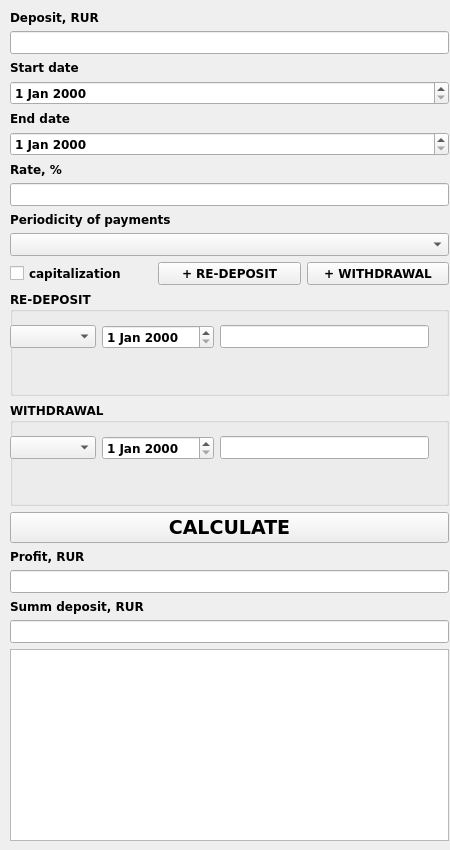
Old version of the form src/debit.ui in the repository antinlay/CPP3_SmartCalc_v2.0-1.
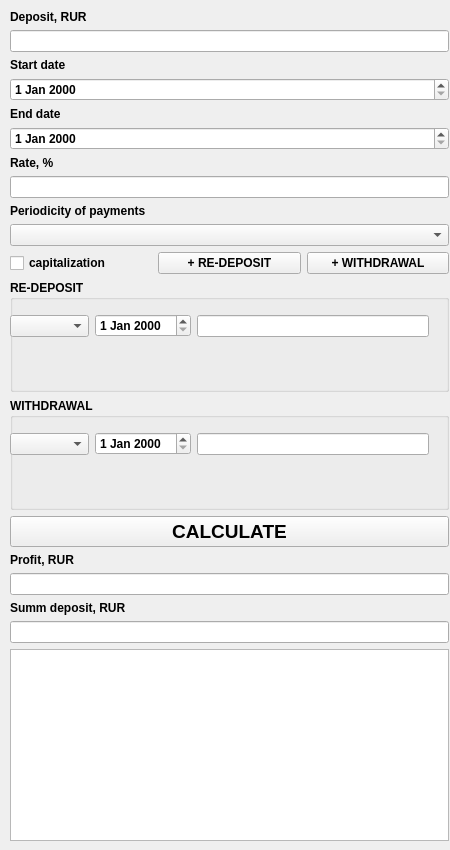
New version of the form. Icons and pictures are not drawn.

The edit to the form file:
```diff
--- a/src/debit.ui
+++ b/src/debit.ui
@@ -30,7 +30,7 @@
   </property>
   <property name="font">
    <font>
-    <family>Verdana</family>
+    <family>.AppleSystemUIFont</family>
    </font>
   </property>
   <property name="windowTitle">
@@ -51,7 +51,7 @@
    </property>
    <property name="font">
     <font>
-     <family>Verdana</family>
+     <family>.AppleSystemUIFont</family>
      <bold>true</bold>
     </font>
    </property>
@@ -60,7 +60,7 @@
      <widget class="QLabel" name="labelDeposit">
       <property name="font">
        <font>
-        <family>Verdana</family>
+        <family>.AppleSystemUIFont</family>
         <bold>true</bold>
        </font>
       </property>
@@ -73,7 +73,7 @@
      <widget class="QLineEdit" name="deposit">
       <property name="font">
        <font>
-        <family>Verdana</family>
+        <family>.AppleSystemUIFont</family>
         <bold>true</bold>
        </font>
       </property>
@@ -89,7 +89,7 @@
      <widget class="QLabel" name="labelStartDate">
       <property name="font">
        <font>
-        <family>Verdana</family>
+        <family>.AppleSystemUIFont</family>
         <bold>true</bold>
        </font>
       </property>
@@ -105,7 +105,7 @@
      <widget class="QLabel" name="labelEndDate">
       <property name="font">
        <font>
-        <family>Verdana</family>
+        <family>.AppleSystemUIFont</family>
         <bold>true</bold>
        </font>
       </property>
@@ -121,7 +121,7 @@
      <widget class="QLabel" name="labelRate">
       <property name="font">
        <font>
-        <family>Verdana</family>
+        <family>.AppleSystemUIFont</family>
         <bold>true</bold>
        </font>
       </property>
@@ -134,7 +134,7 @@
      <widget class="QLineEdit" name="rate">
       <property name="font">
        <font>
-        <family>Verdana</family>
+        <family>.AppleSystemUIFont</family>
         <bold>true</bold>
        </font>
       </property>
@@ -159,7 +159,7 @@
        <widget class="QCheckBox" name="capitalization">
         <property name="font">
          <font>
-          <family>Verdana</family>
+          <family>.AppleSystemUIFont</family>
           <bold>true</bold>
          </font>
         </property>
@@ -280,7 +280,7 @@
      <widget class="QPushButton" name="buttounCalculate">
       <property name="font">
        <font>
-        <family>Verdana</family>
+        <family>.AppleSystemUIFont</family>
         <pointsize>14</pointsize>
         <bold>true</bold>
        </font>
@@ -297,7 +297,7 @@
      <widget class="QLabel" name="labelProfit">
       <property name="font">
        <font>
-        <family>Verdana</family>
+        <family>.AppleSystemUIFont</family>
         <bold>true</bold>
        </font>
       </property>
@@ -310,7 +310,7 @@
      <widget class="QLineEdit" name="profit">
       <property name="font">
        <font>
-        <family>Verdana</family>
+        <family>.AppleSystemUIFont</family>
         <bold>true</bold>
        </font>
       </property>
@@ -326,7 +326,7 @@
      <widget class="QLabel" name="labelSumm">
       <property name="font">
        <font>
-        <family>Verdana</family>
+        <family>.AppleSystemUIFont</family>
         <bold>true</bold>
        </font>
       </property>
@@ -339,7 +339,7 @@
      <widget class="QLineEdit" name="summ">
       <property name="font">
        <font>
-        <family>Verdana</family>
+        <family>.AppleSystemUIFont</family>
         <bold>true</bold>
        </font>
       </property>
```
Left out of the diff: 2 changed lines with no effect on the pictures.
